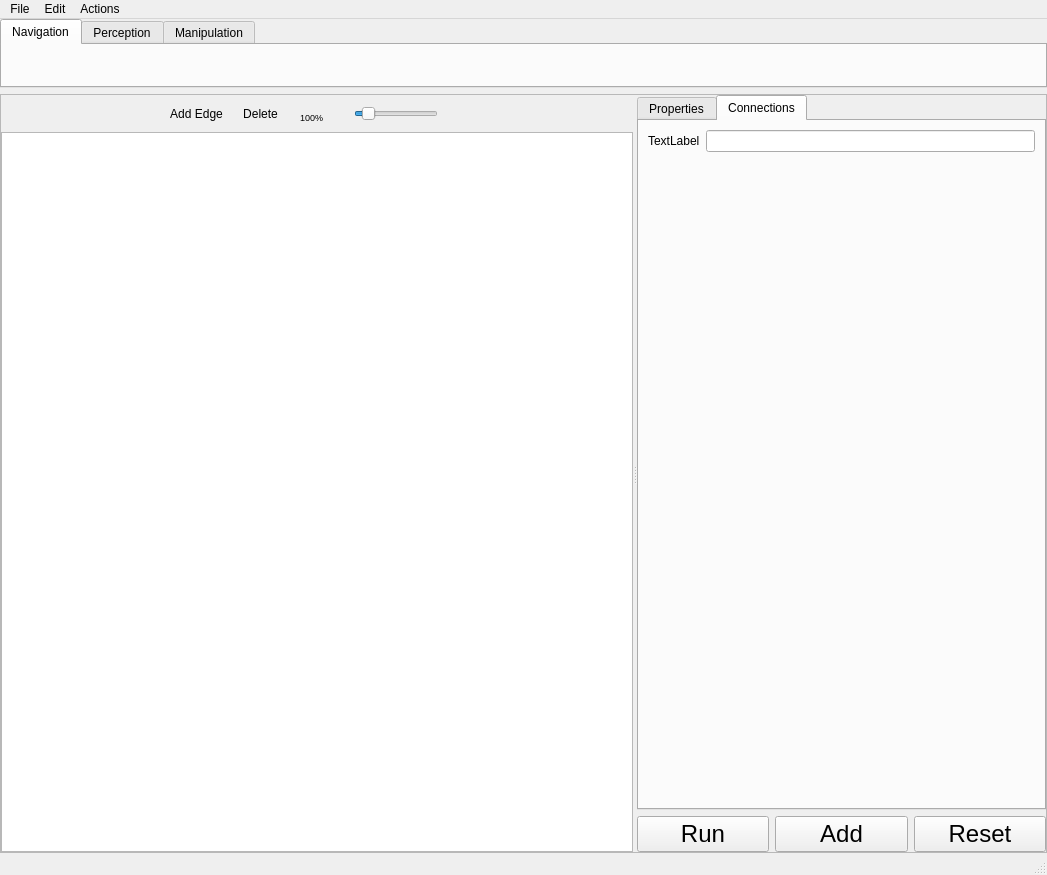
gt-ros-pkg/rcommander-core, file rcommander/RCommander.ui: the form before one commit.
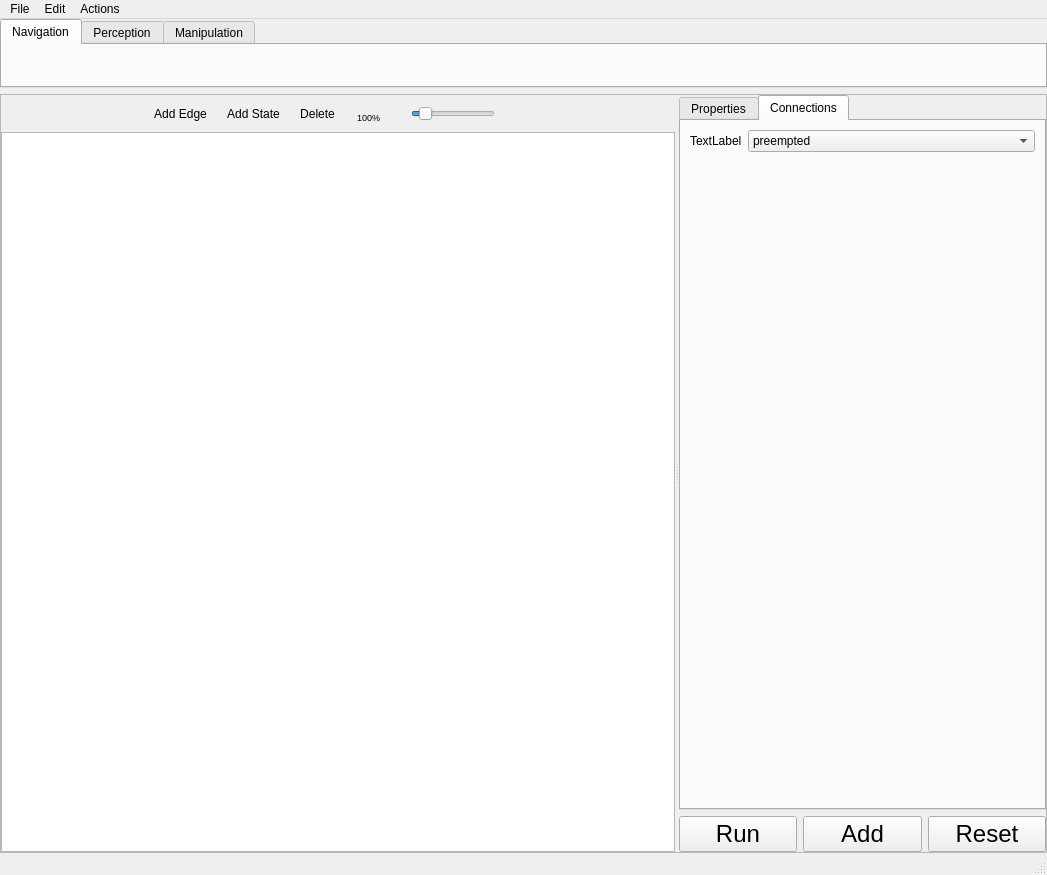
The form after the commit. The open tabs and pages were chosen to show the change. Icons and pictures are not drawn.

```diff
--- a/rcommander/RCommander.ui
+++ b/rcommander/RCommander.ui
@@ -249,6 +249,16 @@
                 </property>
                </widget>
               </item>
+              <item>
+               <widget class="QToolButton" name="add_state_button">
+                <property name="text">
+                 <string>Add State</string>
+                </property>
+                <property name="autoRaise">
+                 <bool>true</bool>
+                </property>
+               </widget>
+              </item>
               <item>
                <widget class="QToolButton" name="delete_button">
                 <property name="toolTip">
@@ -475,16 +485,6 @@
                  </property>
                 </widget>
                </item>
-               <item row="0" column="1">
-                <widget class="QLineEdit" name="lineEdit_2">
-                 <property name="sizePolicy">
-                  <sizepolicy hsizetype="Preferred" vsizetype="Fixed">
-                   <horstretch>0</horstretch>
-                   <verstretch>0</verstretch>
-                  </sizepolicy>
-                 </property>
-                </widget>
-               </item>
                <item row="1" column="0">
                 <spacer name="verticalSpacer">
                  <property name="orientation">
@@ -498,6 +498,25 @@
                  </property>
                 </spacer>
                </item>
+               <item row="0" column="1">
+                <widget class="QComboBox" name="comboBox">
+                 <item>
+                  <property name="text">
+                   <string>preempted</string>
+                  </property>
+                 </item>
+                 <item>
+                  <property name="text">
+                   <string>aborted</string>
+                  </property>
+                 </item>
+                 <item>
+                  <property name="text">
+                   <string>succeeded</string>
+                  </property>
+                 </item>
+                </widget>
+               </item>
               </layout>
              </widget>
             </widget>
```
Left out of the diff: 7 changed lines with no effect on the pictures.
